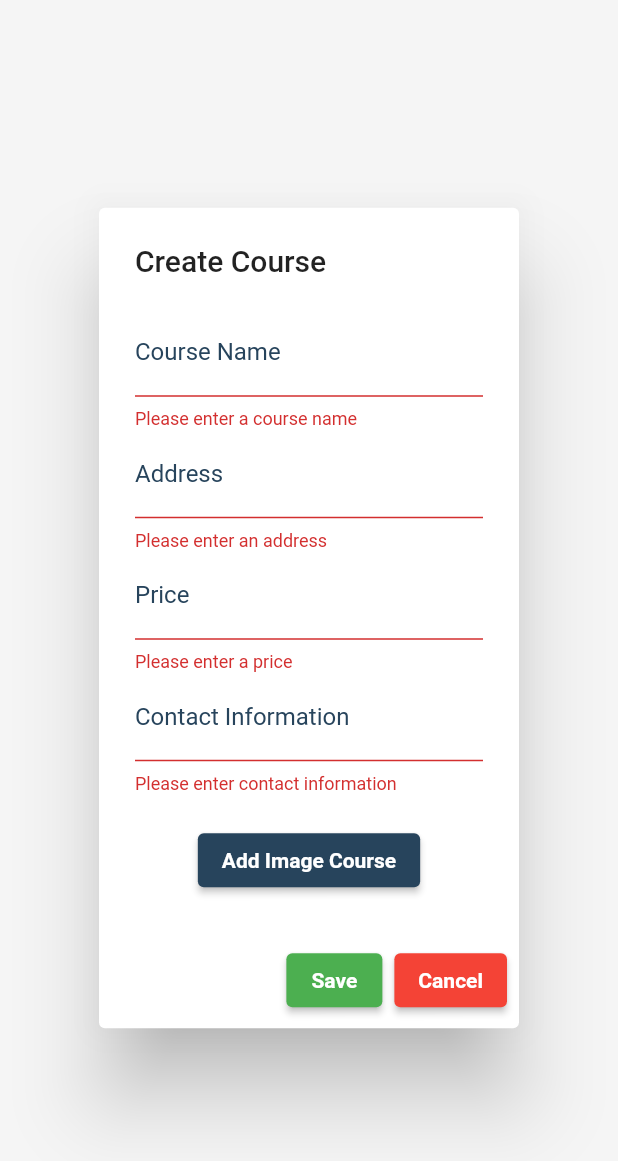
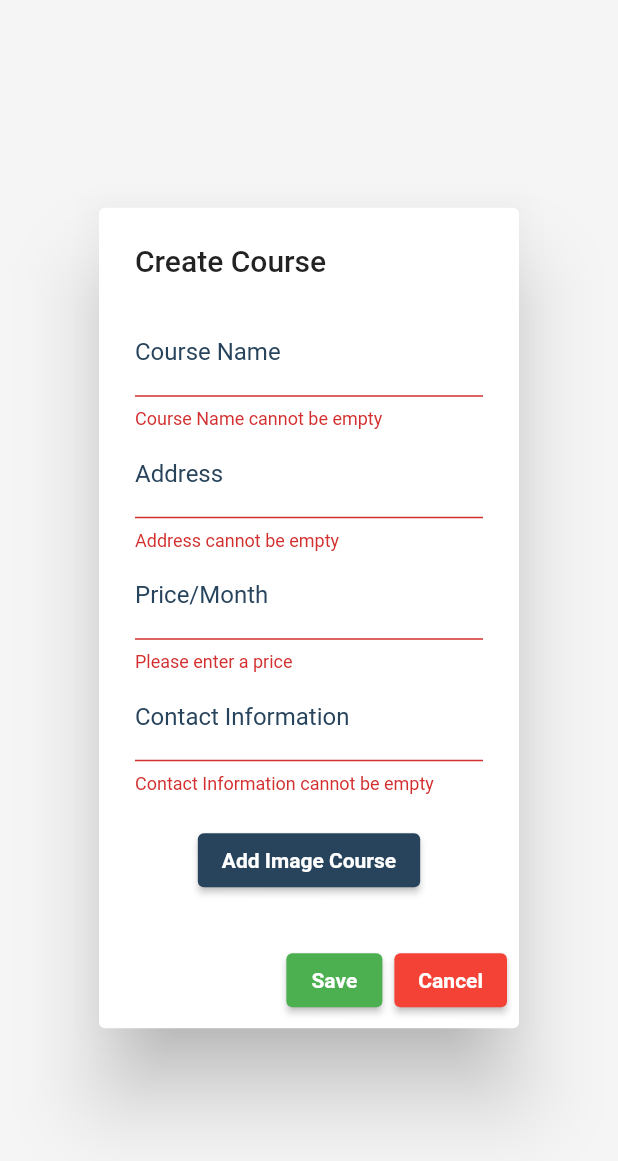
Before and after one commit to yasinthon04/TutorGo-Project, a Flutter app: the CreateCourse widget shown alone on an empty page, opened directly, after a tap on "Save", on a phone screen of 412 x 824 dp. Shown: the top 1161 px of the screen. Run offline on Flutter 3.47's test engine with Material 2 defaults, Android fonts, the light colour scheme and no system bars; our stand-ins replace cloud_firestore, firebase_auth, firebase_core, firebase_storage, hexcolor, image_picker; accounts and stored records are empty; network calls fail.

Commit message:
add more validate text

```diff
--- a/lib/pages/navpage/account.dart
+++ b/lib/pages/navpage/account.dart
@@ -136,7 +136,7 @@ class _AccountPageState extends State<AccountPage> {
             ),
             ListTile(
               leading: Icon(Icons.phone),
-              title: Text("Phone"),
+              title: Text("Mobile"),
               subtitle: Text(phone),
             ),
             ListTile(
--- a/lib/pages/widget/createCourse.dart
+++ b/lib/pages/widget/createCourse.dart
@@ -81,8 +81,11 @@ class _CreateCourseState extends State<CreateCourse> {
               controller: _courseNameController,
               decoration: InputDecoration(labelText: 'Course Name'),
               validator: (value) {
-                if (value == null || value.isEmpty) {
-                  return 'Please enter a course name';
+                if (value!.trim().isEmpty) {
+                  return "Course Name cannot be empty";
+                }
+                if (value.length > 35) {
+                  return "Course Name should not exceed 35 characters";
                 }
                 return null;
               },
@@ -91,15 +94,18 @@ class _CreateCourseState extends State<CreateCourse> {
               controller: _addressController,
               decoration: InputDecoration(labelText: 'Address'),
               validator: (value) {
-                if (value == null || value.isEmpty) {
-                  return 'Please enter an address';
+                if (value!.trim().isEmpty) {
+                  return "Address cannot be empty";
+                }
+                if (value.length > 35) {
+                  return "Address should not exceed 35 characters";
                 }
                 return null;
               },
             ),
             TextFormField(
               controller: _priceController,
-              decoration: InputDecoration(labelText: 'Price'),
+              decoration: InputDecoration(labelText: 'Price/Month'),
               validator: (value) {
                 if (value == null || value.isEmpty) {
                   return 'Please enter a price';
@@ -111,8 +117,11 @@ class _CreateCourseState extends State<CreateCourse> {
               controller: _contactInfoController,
               decoration: InputDecoration(labelText: 'Contact Information'),
               validator: (value) {
-                if (value == null || value.isEmpty) {
-                  return 'Please enter contact information';
+                if (value!.trim().isEmpty) {
+                  return "Contact Information cannot be empty";
+                }
+                if (value.length != 10) {
+                  return "Contact Information should be 10 digits";
                 }
                 return null;
               },
--- a/lib/pages/widget/editCourse.dart
+++ b/lib/pages/widget/editCourse.dart
@@ -90,8 +90,11 @@ class _EditCourseState extends State<EditCourse> {
               controller: _courseNameController,
               decoration: InputDecoration(labelText: 'Course Name'),
               validator: (value) {
-                if (value == null || value.isEmpty) {
-                  return 'Please enter a course name';
+                if (value!.trim().isEmpty) {
+                  return "Course Name cannot be empty";
+                }
+                if (value.length > 35) {
+                  return "Course Name should not exceed 35 characters";
                 }
                 return null;
               },
@@ -100,15 +103,18 @@ class _EditCourseState extends State<EditCourse> {
               controller: _addressController,
               decoration: InputDecoration(labelText: 'Address'),
               validator: (value) {
-                if (value == null || value.isEmpty) {
-                  return 'Please enter an address';
+                if (value!.trim().isEmpty) {
+                  return "Address cannot be empty";
+                }
+                if (value.length > 35) {
+                  return "Address should not exceed 35 characters";
                 }
                 return null;
               },
             ),
             TextFormField(
               controller: _priceController,
-              decoration: InputDecoration(labelText: 'Price'),
+              decoration: InputDecoration(labelText: 'Price/Month'),
               validator: (value) {
                 if (value == null || value.isEmpty) {
                   return 'Please enter a price';
@@ -120,8 +126,11 @@ class _EditCourseState extends State<EditCourse> {
               controller: _contactInfoController,
               decoration: InputDecoration(labelText: 'Contact Information'),
               validator: (value) {
-                if (value == null || value.isEmpty) {
-                  return 'Please enter contact information';
+                if (value!.trim().isEmpty) {
+                  return "Contact Information cannot be empty";
+                }
+                if (value.length != 10) {
+                  return "Contact Information should be 10 digits";
                 }
                 return null;
               },
```
Also changed, not shown: lib/pages/login.dart (+16 -16 lines), lib/pages/navpage/update_profile.dart (+52 -7 lines), lib/roles/admin.dart (+22 -57 lines).
